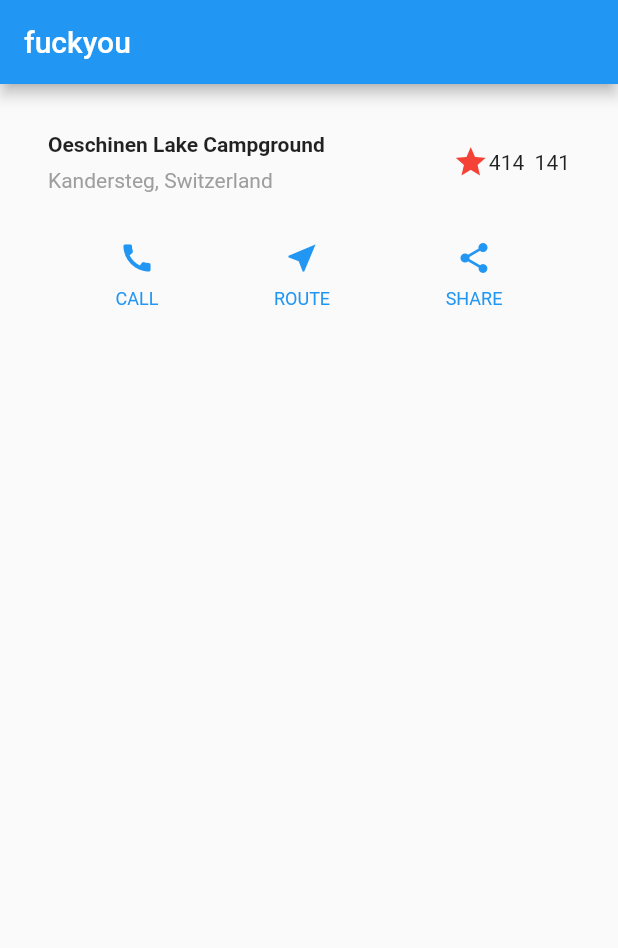
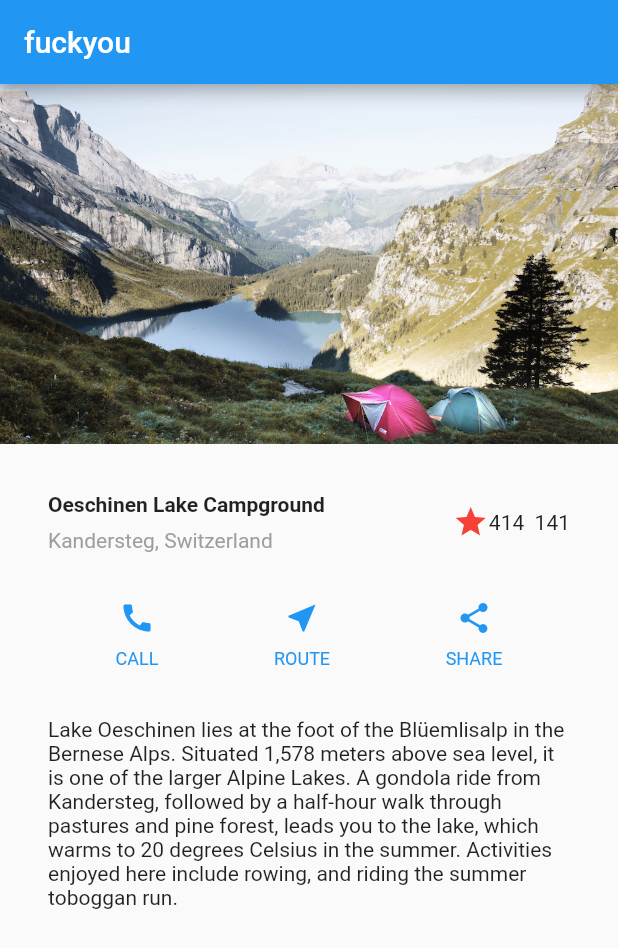
Before and after one commit to vaca22/ui_flutter1, a Flutter app: the screen it shows after launch, on a phone screen of 412 x 824 dp. Shown: the top 948 px of the screen. Run offline on Flutter 3.47's test engine with Material 2 defaults, Android fonts, the phone set to English and light mode, and no system bars.

```diff
--- a/lib/main.dart
+++ b/lib/main.dart
@@ -58,6 +58,19 @@ class MyApp extends StatelessWidget {
       ),
     );
 
+    Widget textSection = const Padding(
+      padding: EdgeInsets.all(32),
+      child: Text(
+        'Lake Oeschinen lies at the foot of the Blüemlisalp in the Bernese '
+        'Alps. Situated 1,578 meters above sea level, it is one of the '
+        'larger Alpine Lakes. A gondola ride from Kandersteg, followed by a '
+        'half-hour walk through pastures and pine forest, leads you to the '
+        'lake, which warms to 20 degrees Celsius in the summer. Activities '
+        'enjoyed here include rowing, and riding the summer toboggan run.',
+        softWrap: true,
+      ),
+    );
+
     return MaterialApp(
       title: 'fuckyou',
       home: Scaffold(
@@ -65,7 +78,13 @@ class MyApp extends StatelessWidget {
             title: const Text('fuckyou'),
           ),
           body: Column(
-            children: [titleSection, buttonSection],
+            children: [
+              Image.asset('images/lake.jpg',
+                  width: 600, height: 240, fit: BoxFit.cover),
+              titleSection,
+              buttonSection,
+              textSection
+            ],
           )),
     );
   }
--- a/pubspec.yaml
+++ b/pubspec.yaml
@@ -56,7 +56,8 @@ flutter:
   # included with your application, so that you can use the icons in
   # the material Icons class.
   uses-material-design: true
-
+  assets:
+    - images/lake.jpg
   # To add assets to your application, add an assets section, like this:
   # assets:
   #   - images/a_dot_burr.jpeg
```
Also changed, not shown: images/lake.jpg (added).
